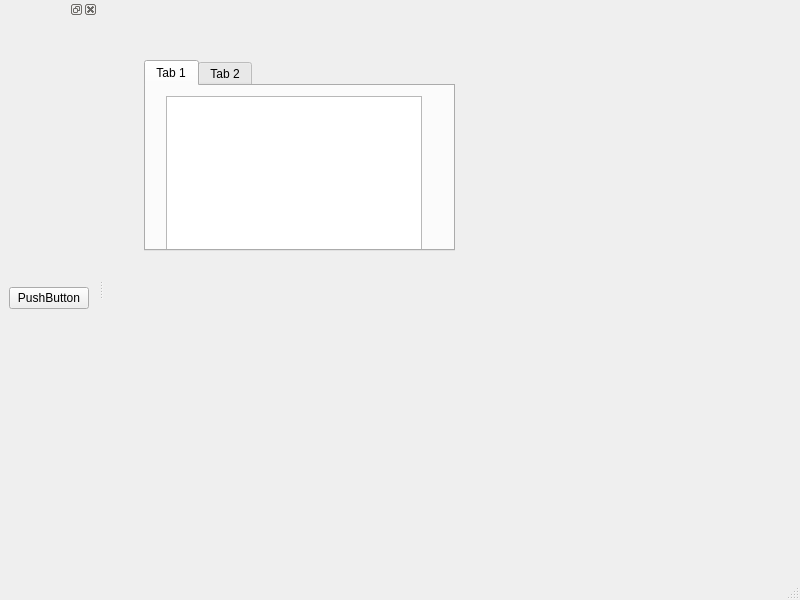
Above: mainwindow.ui from nemorami/work_type before the change. Below: the same form after it.
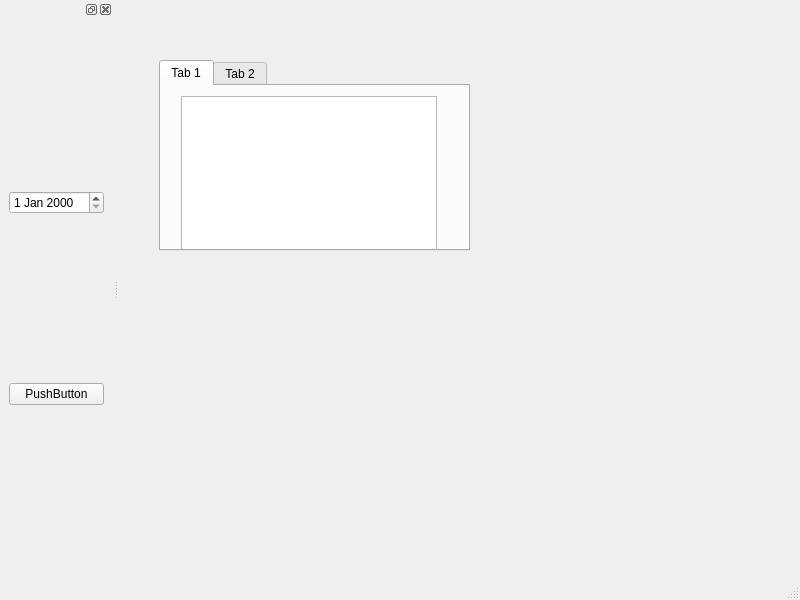
That is the form after the change.

Patch:
```diff
--- a/mainwindow.ui
+++ b/mainwindow.ui
@@ -65,6 +65,9 @@
    </attribute>
    <widget class="QWidget" name="dockWidgetContents">
     <layout class="QVBoxLayout" name="verticalLayout_2">
+     <item>
+      <widget class="QDateEdit" name="dateEdit"/>
+     </item>
      <item>
       <widget class="QPushButton" name="pushButton">
        <property name="text">
```
